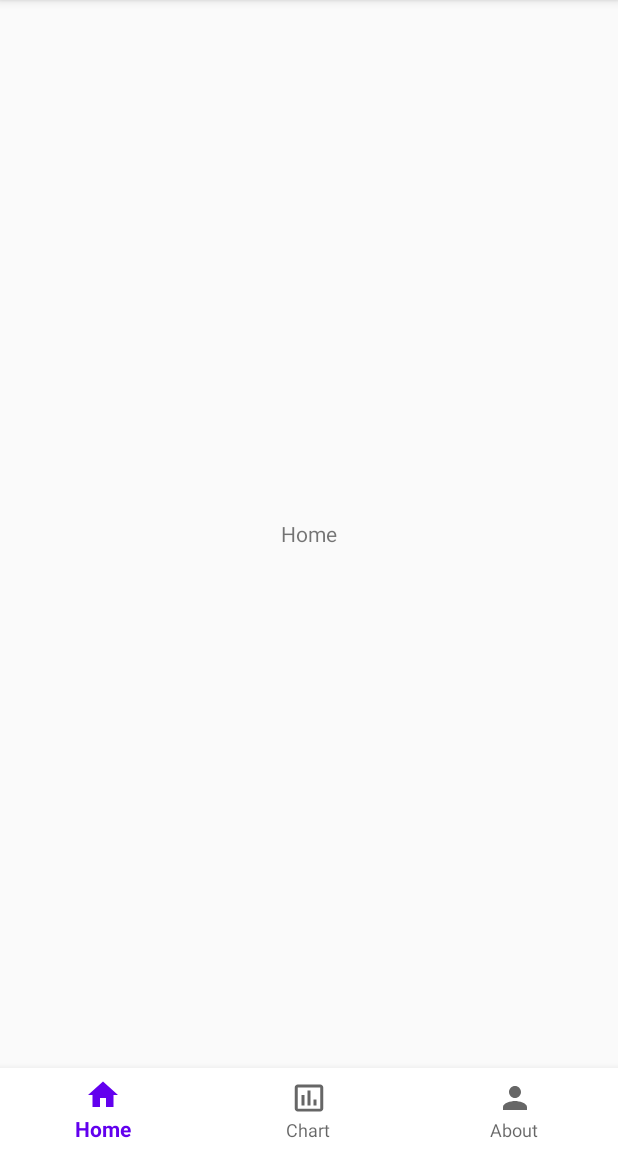
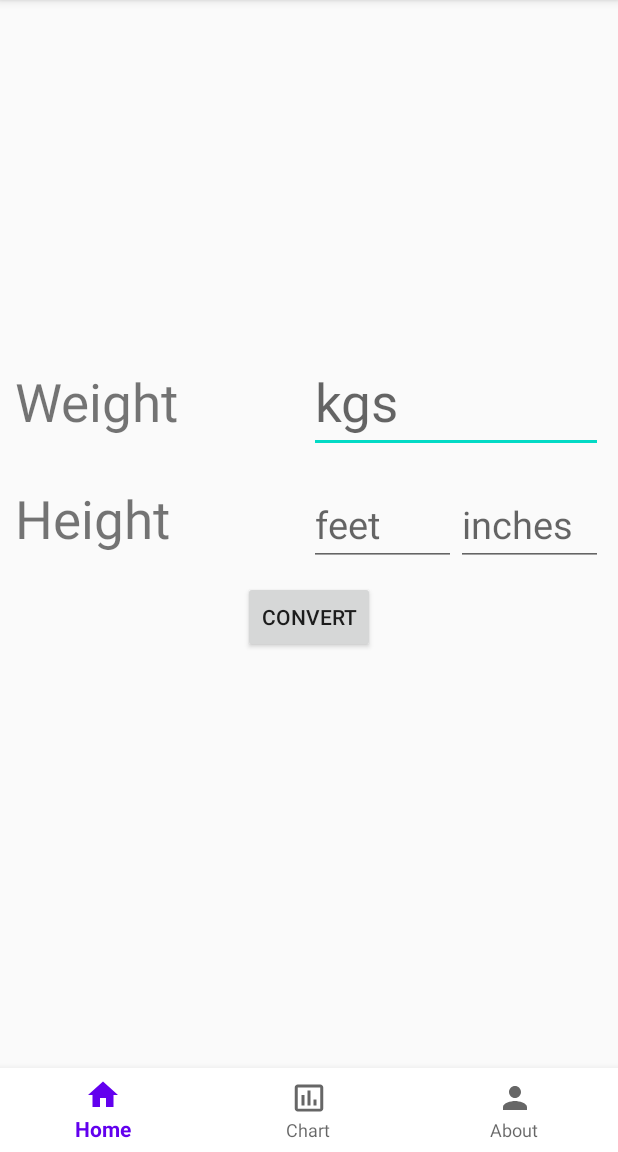
Before and after one commit to mmahadt/BMICalculator, an Android app: the screen it shows after launch (MainActivity), on a phone screen of 412 x 824 dp, the part 84-1236 px from its top. Run offline under Robolectric (Android 15) with nearby library versions, the phone set to English and light mode, and no system bars.

Commit message:
Alhamdulillah, BMI Calculator fragment is working

```diff
--- a/app/src/main/java/com/example/bmicalculator/MainActivity.java
+++ b/app/src/main/java/com/example/bmicalculator/MainActivity.java
@@ -8,7 +8,12 @@ import androidx.fragment.app.FragmentTransaction;
 import android.os.Bundle;
 import android.util.Log;
 import android.view.MenuItem;
+import android.view.View;
+import android.widget.Button;
+import android.widget.EditText;
 import android.widget.FrameLayout;
+import android.widget.TextView;
+import android.widget.Toast;
 
 import com.google.android.material.bottomnavigation.BottomNavigationView;
 import com.google.android.material.navigation.NavigationView;
@@ -21,13 +26,23 @@ public class MainActivity extends AppCompatActivity {
         setContentView(R.layout.activity_main);
 
         BottomNavigationView bottomNavigationView = findViewById(R.id.bottom_nav);
-        final FrameLayout frameLayout = findViewById(R.id.frame_layout);
+
+//        final EditText et_kg = findViewById(R.id.et_kg);
+//
+//        final EditText et_feet = findViewById(R.id.et_feet);
+//
+//        final EditText et_inches = findViewById(R.id.et_inches);
+//        final TextView tv_res = findViewById(R.id.tv_res);
+//
+//        final Button bt_convert = findViewById(R.id.bt_convert);
 
         Fragment homeFragment = new HomeFragment();
         final FragmentTransaction transaction = getSupportFragmentManager().beginTransaction();
         transaction.replace(R.id.frame_layout, homeFragment);
         transaction.addToBackStack(null);
         transaction.commit();
+
+
 
         bottomNavigationView.setOnNavigationItemSelectedListener(new BottomNavigationView.OnNavigationItemSelectedListener() {
             @Override
--- a/app/src/main/res/layout/fragment_home.xml
+++ b/app/src/main/res/layout/fragment_home.xml
@@ -1,11 +1,91 @@
 <?xml version="1.0" encoding="utf-8"?>
 <RelativeLayout xmlns:android="http://schemas.android.com/apk/res/android"
-    android:layout_width="match_parent" android:layout_height="match_parent">
+    android:layout_width="match_parent"
+    android:layout_height="match_parent">
 
-    <TextView
-        android:text="Home"
+    <LinearLayout
+        android:layout_width="match_parent"
+        android:layout_height="wrap_content"
         android:layout_centerInParent="true"
-        android:layout_width="wrap_content"
-        android:layout_height="wrap_content"/>
+        android:gravity="center"
+        android:orientation="vertical">
+
+        <LinearLayout
+            android:layout_width="match_parent"
+            android:layout_height="wrap_content"
+            android:layout_alignParentTop="true"
+            android:layout_margin="10dp"
+            android:orientation="horizontal">
+
+            <TextView
+                android:layout_width="0dp"
+                android:layout_height="wrap_content"
+                android:layout_weight="1"
+                android:text="Weight"
+                android:textSize="35sp" />
+
+            <EditText
+                android:id="@+id/et_kg"
+                android:layout_width="0dp"
+                android:layout_height="wrap_content"
+                android:layout_weight="1"
+                android:hint="kgs"
+                android:textSize="35sp" />
+
+        </LinearLayout>
+
+        <LinearLayout
+            android:layout_width="match_parent"
+            android:layout_height="wrap_content">
+
+
+        </LinearLayout>
+
+        <LinearLayout
+            android:layout_width="match_parent"
+            android:layout_height="wrap_content"
+            android:layout_margin="10dp">
+
+            <TextView
+                android:layout_width="0dp"
+                android:layout_height="wrap_content"
+                android:layout_centerInParent="true"
+                android:layout_weight="1"
+                android:text="Height"
+                android:textSize="35sp" />
+
+            <EditText
+                android:id="@+id/et_feet"
+                android:layout_width="0dp"
+                android:layout_height="wrap_content"
+                android:layout_weight=".5"
+                android:hint="feet"
+                android:textSize="25sp" />
+
+            <EditText
+                android:id="@+id/et_inches"
+                android:layout_width="0dp"
+                android:layout_height="wrap_content"
+                android:layout_weight=".5"
+                android:hint="inches"
+                android:textSize="25sp" />
+
+
+        </LinearLayout>
+
+        <Button
+            android:id="@+id/bt_convert"
+            android:layout_width="wrap_content"
+            android:layout_height="wrap_content"
+            android:text="Convert" />
+
+        <TextView
+            android:id="@+id/tv_res"
+            android:layout_width="wrap_content"
+            android:layout_height="wrap_content"
+            android:layout_marginTop="10dp"
+            android:textColor="@android:color/holo_green_light"
+            android:textSize="31dp" />
+    </LinearLayout>
 
 </RelativeLayout>
```
Also changed, not shown: app/src/main/java/com/example/bmicalculator/HomeFragment.java (+54 -1 lines).
